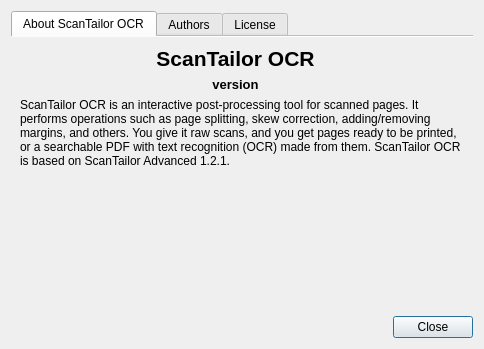
2ndmax/scantailor-ocr, file src/app/AboutDialog.ui: the form before one commit.
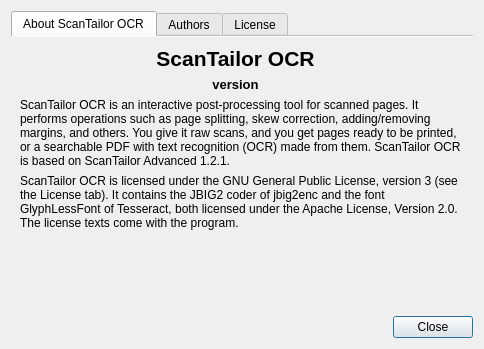
The form after the commit. Icons and pictures are not drawn.

Commit message:
fix: the About window shows the license note on its first tab and the GPL without a scroll bar
The note about the Apache-licensed parts sat above the GPL text in the
License tab and looked attached there; it now follows the program
description on the first tab and points to the License tab.

The two sample notices at the end of the GPL were <pre> blocks of about
80 monospace characters, wider than the dialog, so the License tab got a
horizontal scroll bar. They are indented paragraphs now and wrap at the
window edge; the wording is unchanged.

```diff
--- a/src/app/AboutDialog.ui
+++ b/src/app/AboutDialog.ui
@@ -38,6 +38,16 @@
         </widget>
        </item>
        <item row="4" column="0" colspan="2">
+        <widget class="QLabel" name="licenseNote">
+         <property name="text">
+          <string>ScanTailor OCR is licensed under the GNU General Public License, version 3 (see the License tab). It contains the JBIG2 coder of jbig2enc and the font GlyphLessFont of Tesseract, both licensed under the Apache License, Version 2.0. The license texts come with the program.</string>
+         </property>
+         <property name="wordWrap">
+          <bool>true</bool>
+         </property>
+        </widget>
+       </item>
+       <item row="5" column="0" colspan="2">
         <spacer name="verticalSpacer">
          <property name="orientation">
           <enum>Qt::Vertical</enum>
@@ -276,16 +286,6 @@
        <string>License</string>
       </attribute>
       <layout class="QVBoxLayout" name="verticalLayout_4">
-       <item>
-        <widget class="QLabel" name="licenseNote">
-         <property name="text">
-          <string>ScanTailor OCR is licensed under the GNU General Public License, version 3 (below). It contains the JBIG2 coder of jbig2enc and the font GlyphLessFont of Tesseract, both licensed under the Apache License, Version 2.0. The license texts come with the program.</string>
-         </property>
-         <property name="wordWrap">
-          <bool>true</bool>
-         </property>
-        </widget>
-       </item>
        <item>
         <widget class="QTextBrowser" name="licenseViewer">
          <property name="html">
```
The commit also changes 3 other files.
